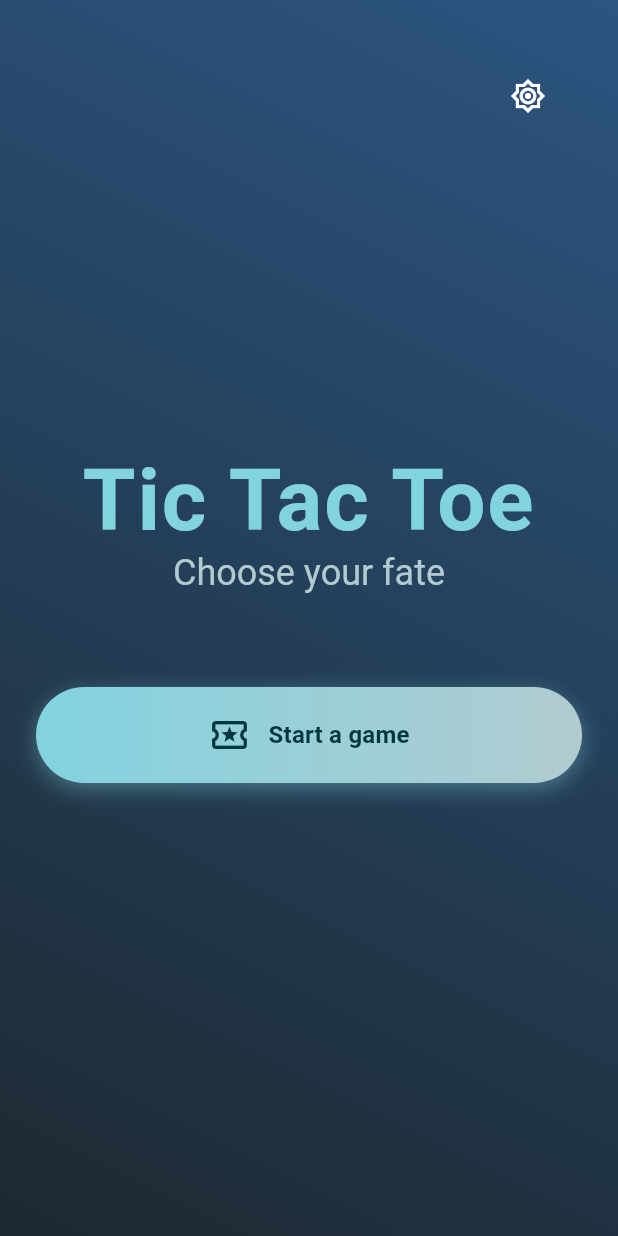
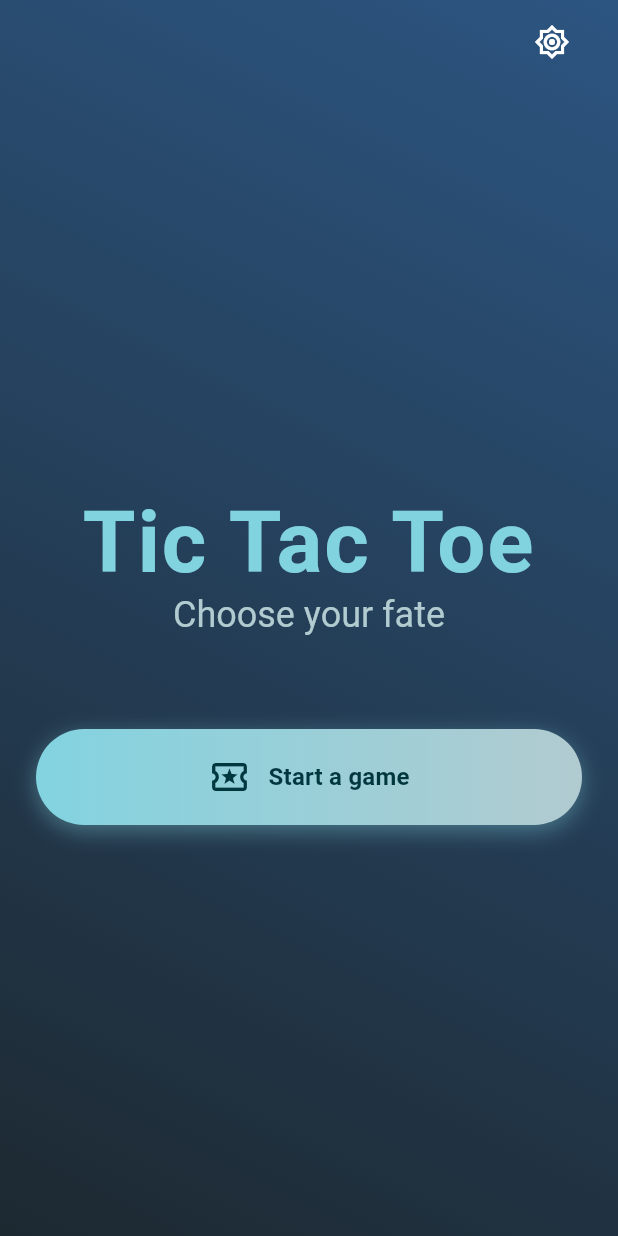
Before and after one commit to Hoardon/tictactoe-betclic, a Flutter app: the screen it shows after launch, on a phone screen of 412 x 824 dp. Run offline on Flutter 3.47's test engine with Material 3 defaults, Android fonts, the phone set to English and light mode, and no system bars; our stand-ins replace flex_color_scheme, flutter_hooks, flutter_secure_storage, freezed_annotation, go_router, hooks_riverpod and 2 more; generated files the repository leaves out were written again.

Commit message:
feat: Add missing ScaffoldAnimatedGradient on homepage

```diff
--- a/lib/src/presentation/pages/home_page.dart
+++ b/lib/src/presentation/pages/home_page.dart
@@ -2,33 +2,28 @@ import 'package:flutter/material.dart';
 import 'package:go_router/go_router.dart';
 import 'package:hooks_riverpod/hooks_riverpod.dart';
 import 'package:tictactoebetclic/src/domain/states/game_notifier.dart';
-import 'package:tictactoebetclic/src/presentation/widgets/animated_gradient_background_widget.dart';
 import 'package:tictactoebetclic/src/presentation/widgets/brightness_button_widget.dart';
 import 'package:tictactoebetclic/src/presentation/widgets/call_to_action_button_widget.dart';
+import 'package:tictactoebetclic/src/presentation/widgets/scaffold_animated_gradient.dart';
 
 class HomePage extends StatelessWidget {
   const HomePage({super.key});
 
   @override
   Widget build(BuildContext context) {
-    return const Scaffold(
-      body: Stack(
-        children: [
-          AnimatedGradientBackground(),
-          Padding(
+    return ScaffoldAnimatedGradient(
+      appBar: AppBar(
+        backgroundColor: Colors.transparent,
+        elevation: 0,
+        actions: const [BrightnessButton()],
+      ),
+      body: const Padding(
         padding: EdgeInsets.all(24.0),
         child: Column(
           mainAxisAlignment: MainAxisAlignment.center,
           crossAxisAlignment: CrossAxisAlignment.center,
-              children: [
-                GameTitle(),
-                SizedBox(height: 60),
-                PlayButton(),
-              ],
+          children: [GameTitle(), SizedBox(height: 60), PlayButton()],
         ),
-          ),
-          Positioned(top: 40, right: 16, child: BrightnessButton()),
-        ],
       ),
     );
   }
@@ -68,8 +63,7 @@ class PlayButton extends ConsumerWidget {
 
   @override
   Widget build(BuildContext context, WidgetRef ref) {
-    return
-      CtaButton(
+    return CtaButton(
       onPressed: () {
         ref.read(gameProvider.notifier).deactivateAI();
         context.push('/home/levels');
```
Lines whose indentation alone changed are shown as unchanged.
